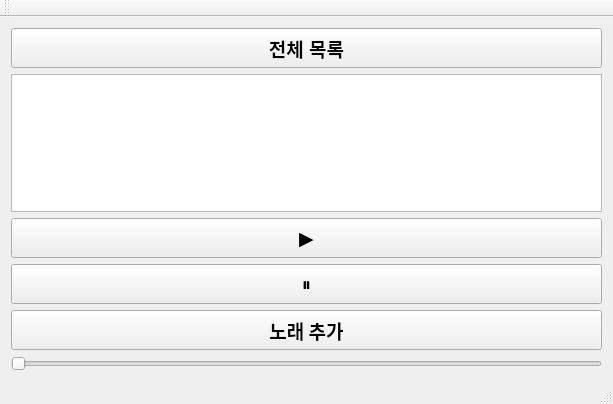
SY008197/gimgo2, file MusicPlayer/MainWindow.ui: the form before one commit.
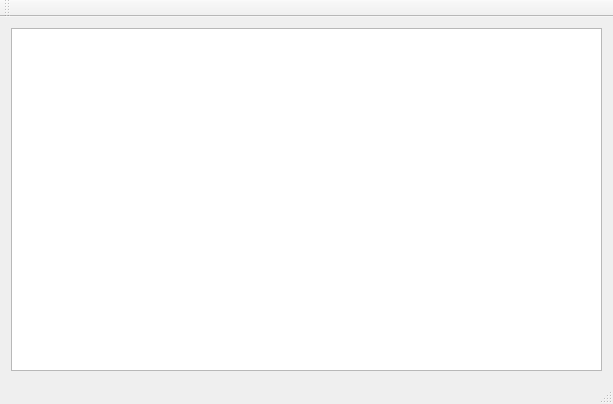
The form after the commit.

Commit message: 메인 화면과 재생 목록 분리

```diff
--- a/MusicPlayer/MainWindow.ui
+++ b/MusicPlayer/MainWindow.ui
@@ -16,97 +16,12 @@
   <widget class="QWidget" name="centralWidget">
    <layout class="QVBoxLayout" name="verticalLayout">
     <item>
-     <widget class="QPushButton" name="btnAllSongs">
-      <property name="minimumSize">
-       <size>
-        <width>0</width>
-        <height>40</height>
-       </size>
-      </property>
-      <property name="font">
-       <font>
-        <pointsize>14</pointsize>
-        <bold>true</bold>
-       </font>
-      </property>
-      <property name="text">
-       <string>전체 목록</string>
-      </property>
-     </widget>
-    </item>
-    <item>
-     <widget class="QListWidget" name="listWidgetSongs">
+     <widget class="QListWidget" name="listWidgetLibrary">
       <property name="autoFillBackground">
        <bool>false</bool>
       </property>
      </widget>
     </item>
-    <item>
-     <widget class="QPushButton" name="btnPlay">
-      <property name="minimumSize">
-       <size>
-        <width>0</width>
-        <height>40</height>
-       </size>
-      </property>
-      <property name="font">
-       <font>
-        <pointsize>14</pointsize>
-       </font>
-      </property>
-      <property name="text">
-       <string>▶️</string>
-      </property>
-     </widget>
-    </item>
-    <item>
-     <widget class="QPushButton" name="btnPause">
-      <property name="minimumSize">
-       <size>
-        <width>0</width>
-        <height>40</height>
-       </size>
-      </property>
-      <property name="font">
-       <font>
-        <pointsize>14</pointsize>
-       </font>
-      </property>
-      <property name="text">
-       <string>⏸️</string>
-      </property>
-     </widget>
-    </item>
-    <item>
-     <widget class="QPushButton" name="btnAddSong">
-      <property name="minimumSize">
-       <size>
-        <width>0</width>
-        <height>40</height>
-       </size>
-      </property>
-      <property name="font">
-       <font>
-        <family>맑은 고딕</family>
-        <pointsize>14</pointsize>
-        <bold>true</bold>
-       </font>
-      </property>
-      <property name="text">
-       <string>노래 추가</string>
-      </property>
-     </widget>
-    </item>
-    <item>
-     <widget class="QSlider" name="sliderPosition">
-      <property name="maximum">
-       <number>0</number>
-      </property>
-      <property name="orientation">
-       <enum>Qt::Orientation::Horizontal</enum>
-      </property>
-     </widget>
-    </item>
    </layout>
   </widget>
   <widget class="QMenuBar" name="menuBar">
```
The commit also changes 5 other files.
